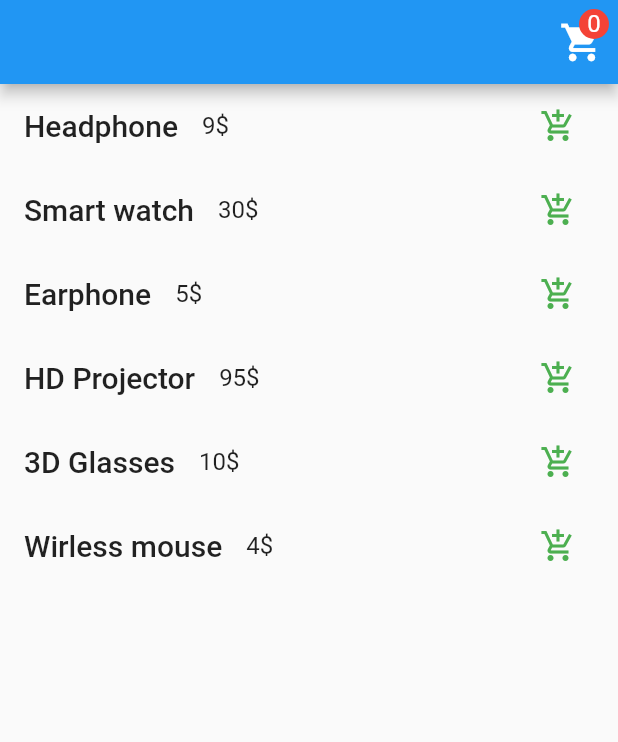
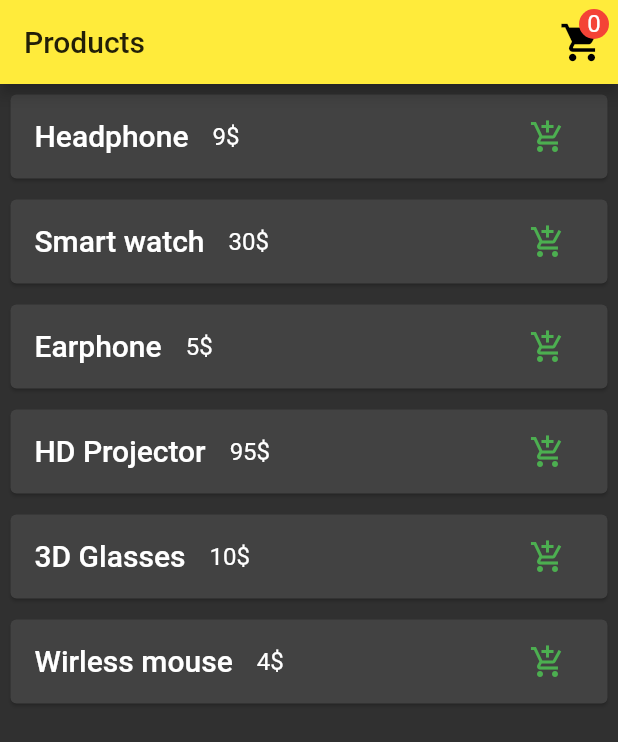
Before and after one commit to hagar2m/flutter_cart_redux_example, a Flutter app: the screen it shows after launch, on a phone screen of 412 x 824 dp. Shown: the top 742 px of the screen. Run offline on Flutter 3.47's test engine with Material 2 defaults, Android fonts, the phone set to English and light mode, and no system bars; our stand-ins replace flutter_redux, redux.

Commit message:
update theme color

```diff
--- a/lib/main.dart
+++ b/lib/main.dart
@@ -24,6 +24,10 @@ class MyApp extends StatelessWidget {
       child: MaterialApp(
         debugShowCheckedModeBanner: false,
         title: 'Cart Redux Example',
+        theme: ThemeData(
+          primaryColor: Colors.yellow,
+          brightness: Brightness.dark,
+        ),
         routes: <String, WidgetBuilder> {
           '/': (_) => HomeScreen(),
           '/cartScreen': (_) => CartScreen(),
--- a/lib/screens/home.dart
+++ b/lib/screens/home.dart
@@ -39,7 +39,9 @@ class _HomeScreenState extends State<HomeScreen> {
 
     bool isSelected = _isSelected(item, viewmodel.cartList);
 
-    return ListTile(
+    return Card(
+      margin: EdgeInsets.all(7.0),
+      child: ListTile(
       leading: Text('${item['name']}', style: Theme.of(context).textTheme.title),
       title: Text('${item['price']}'),
       trailing: Container(
@@ -49,15 +51,18 @@ class _HomeScreenState extends State<HomeScreen> {
           onPressed: isSelected ? null : () => viewmodel.onPressedCallback(item: item),
         ),
       )
+    )
     );
   }
 
   @override
   Widget build(BuildContext context) {
-    return new Scaffold(
-      appBar: HomeAppBar(context: context),
-
-      body: new Container(
+    return Scaffold(
+      appBar: HomeAppBar(
+        context: context,
+        title: Text('Products'),
+      ),
+      body: Container(
         child: StoreConnector<AppState, _ViewModel>(
           converter: _ViewModel.fromStore,
           builder: (_, _ViewModel _viewmodel) {
```
